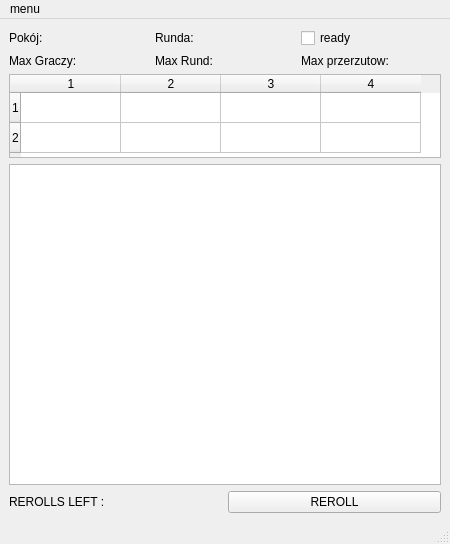
First picture: the form in KlientKosci/gra.ui, repository Pilif102/Kosci, before the edit.
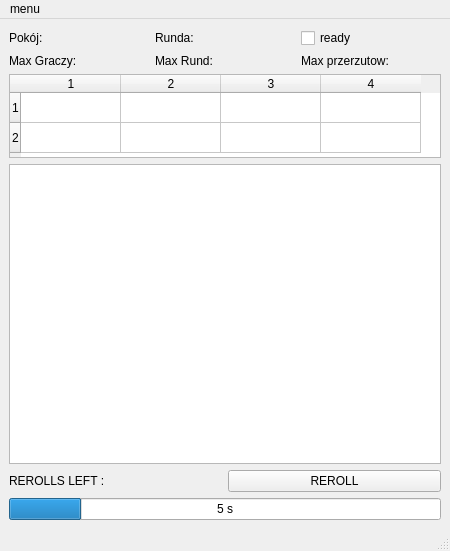
Second picture: the form after the edit.

Diff of the .ui file:
```diff
--- a/KlientKosci/gra.ui
+++ b/KlientKosci/gra.ui
@@ -141,6 +141,22 @@
       </item>
      </layout>
     </item>
+    <item>
+     <widget class="QProgressBar" name="progressBar">
+      <property name="maximum">
+       <number>30</number>
+      </property>
+      <property name="value">
+       <number>5</number>
+      </property>
+      <property name="invertedAppearance">
+       <bool>false</bool>
+      </property>
+      <property name="format">
+       <string>%v s</string>
+      </property>
+     </widget>
+    </item>
    </layout>
   </widget>
   <widget class="QMenuBar" name="menubar">
```
